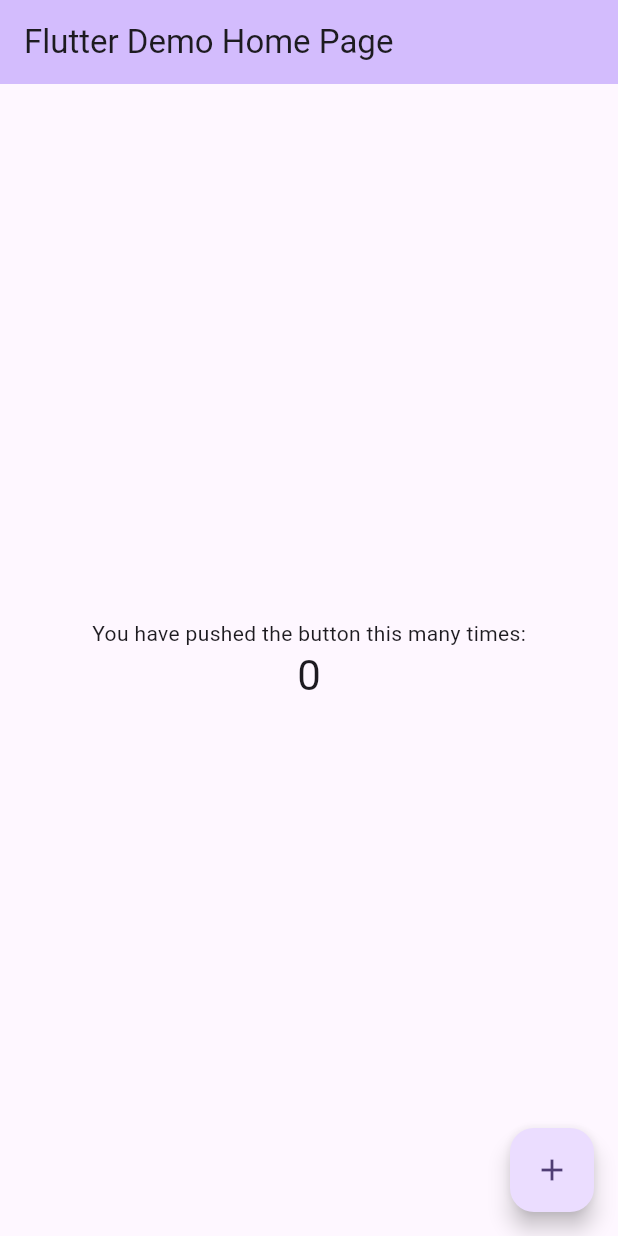
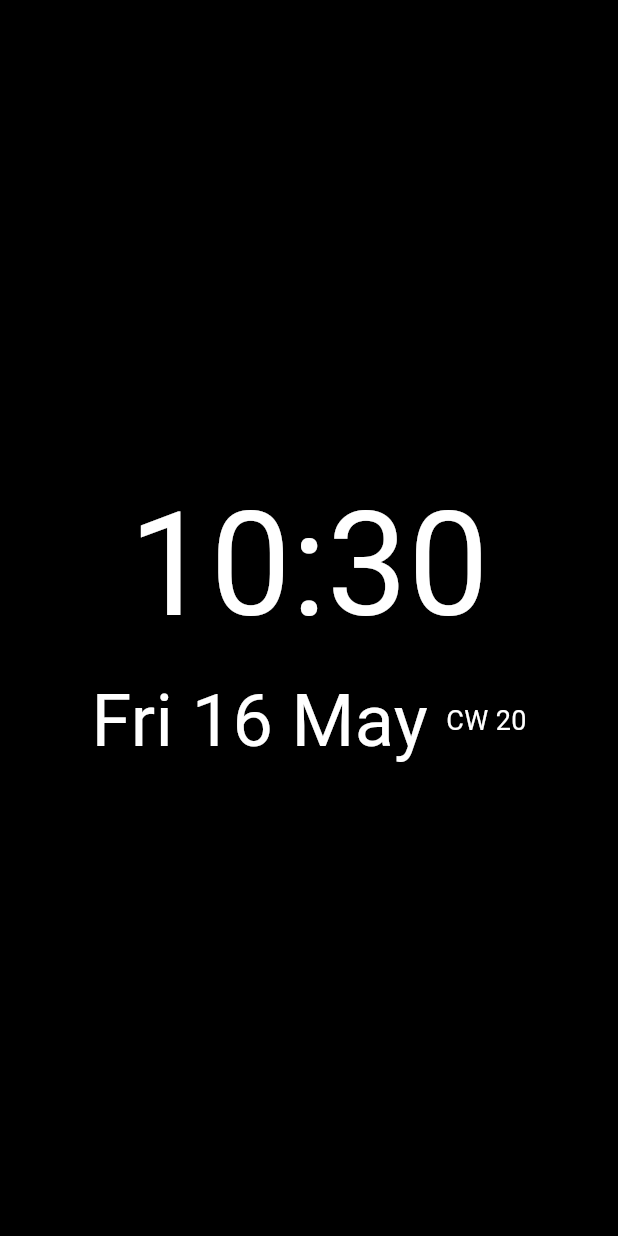
Before and after one commit to CarmineToriello95/clock_app_flutter, a Flutter app: the screen it shows after launch, on a phone screen of 412 x 824 dp. Run offline on Flutter 3.47's test engine with Material 3 defaults, Android fonts, the phone set to English and light mode, and no system bars; our stand-ins replace equatable, flutter_bloc, get_it, injectable.

Commit message:
Implemented the clock page

```diff
--- /dev/null
+++ b/lib/features/clock/presentation/pages/clock_page.dart
@@ -0,0 +1,62 @@
+import 'package:clock_app/di_config.dart';
+import 'package:clock_app/features/clock/presentation/cubit/clock_cubit.dart';
+import 'package:clock_app/features/clock/presentation/cubit/clock_cubit_state.dart';
+import 'package:flutter/material.dart';
+import 'package:flutter_bloc/flutter_bloc.dart';
+
+class ClockPage extends StatefulWidget {
+  const ClockPage({super.key});
+
+  @override
+  State<ClockPage> createState() => _ClockPageState();
+}
+
+class _ClockPageState extends State<ClockPage> {
+  late final ClockCubit _clockCubit;
+
+  @override
+  void initState() {
+    super.initState();
+    _clockCubit = getIt.get<ClockCubit>()..startClock();
+  }
+
+  @override
+  Widget build(BuildContext context) => Scaffold(
+    backgroundColor: Colors.black,
+    body: SafeArea(
+      child: BlocBuilder<ClockCubit, ClockCubitState>(
+        bloc: _clockCubit,
+        builder: (_, state) {
+          if (state is ClockPopulatedState) {
+            return Center(
+              child: Column(
+                mainAxisAlignment: MainAxisAlignment.center,
+                children: [
+                  Text(
+                    state.time,
+                    style: TextStyle(color: Colors.white, fontSize: 96),
+                  ),
+                  Row(
+                    mainAxisAlignment: MainAxisAlignment.center,
+                    crossAxisAlignment: CrossAxisAlignment.center,
+                    children: [
+                      Text(
+                        state.day,
+                        style: TextStyle(color: Colors.white, fontSize: 48),
+                      ),
+                      Text(
+                        'CW ${state.calendarWeek}',
+                        style: TextStyle(color: Colors.white, fontSize: 18),
+                      ),
+                    ],
+                  ),
+                ],
+              ),
+            );
+          }
+          return Center(child: CircularProgressIndicator());
+        },
+      ),
+    ),
+  );
+}
--- a/lib/main.dart
+++ b/lib/main.dart
@@ -1,6 +1,9 @@
+import 'package:clock_app/di_config.dart';
+import 'package:clock_app/features/clock/presentation/pages/clock_page.dart';
 import 'package:flutter/material.dart';
 
 void main() {
+  configureDependencies();
   runApp(const MyApp());
 }
 
@@ -9,114 +12,6 @@ class MyApp extends StatelessWidget {
 
   // This widget is the root of your application.
   @override
-  Widget build(BuildContext context) {
-    return MaterialApp(
-      title: 'Flutter Demo',
-      theme: ThemeData(
-        // This is the theme of your application.
-        //
-        // TRY THIS: Try running your application with "flutter run". You'll see
-        // the application has a purple toolbar. Then, without quitting the app,
-        // try changing the seedColor in the colorScheme below to Colors.green
-        // and then invoke "hot reload" (save your changes or press the "hot
-        // reload" button in a Flutter-supported IDE, or press "r" if you used
-        // the command line to start the app).
-        //
-        // Notice that the counter didn't reset back to zero; the application
-        // state is not lost during the reload. To reset the state, use hot
-        // restart instead.
-        //
-        // This works for code too, not just values: Most code changes can be
-        // tested with just a hot reload.
-        colorScheme: ColorScheme.fromSeed(seedColor: Colors.deepPurple),
-      ),
-      home: const MyHomePage(title: 'Flutter Demo Home Page'),
-    );
-  }
+  Widget build(BuildContext context) =>
+      MaterialApp(title: 'Flutter Demo', home: ClockPage());
 }
-
-class MyHomePage extends StatefulWidget {
-  const MyHomePage({super.key, required this.title});
-
-  // This widget is the home page of your application. It is stateful, meaning
-  // that it has a State object (defined below) that contains fields that affect
-  // how it looks.
-
-  // This class is the configuration for the state. It holds the values (in this
-  // case the title) provided by the parent (in this case the App widget) and
-  // used by the build method of the State. Fields in a Widget subclass are
-  // always marked "final".
-
-  final String title;
-
-  @override
-  State<MyHomePage> createState() => _MyHomePageState();
-}
-
-class _MyHomePageState extends State<MyHomePage> {
-  int _counter = 0;
-
-  void _incrementCounter() {
-    setState(() {
-      // This call to setState tells the Flutter framework that something has
-      // changed in this State, which causes it to rerun the build method below
-      // so that the display can reflect the updated values. If we changed
-      // _counter without calling setState(), then the build method would not be
-      // called again, and so nothing would appear to happen.
-      _counter++;
-    });
-  }
-
-  @override
-  Widget build(BuildContext context) {
-    // This method is rerun every time setState is called, for instance as done
-    // by the _incrementCounter method above.
-    //
-    // The Flutter framework has been optimized to make rerunning build methods
-    // fast, so that you can just rebuild anything that needs updating rather
-    // than having to individually change instances of widgets.
-    return Scaffold(
-      appBar: AppBar(
-        // TRY THIS: Try changing the color here to a specific color (to
-        // Colors.amber, perhaps?) and trigger a hot reload to see the AppBar
-        // change color while the other colors stay the same.
-        backgroundColor: Theme.of(context).colorScheme.inversePrimary,
-        // Here we take the value from the MyHomePage object that was created by
-        // the App.build method, and use it to set our appbar title.
-        title: Text(widget.title),
-      ),
-      body: Center(
-        // Center is a layout widget. It takes a single child and positions it
-        // in the middle of the parent.
-        child: Column(
-          // Column is also a layout widget. It takes a list of children and
-          // arranges them vertically. By default, it sizes itself to fit its
-          // children horizontally, and tries to be as tall as its parent.
-          //
-          // Column has various properties to control how it sizes itself and
-          // how it positions its children. Here we use mainAxisAlignment to
-          // center the children vertically; the main axis here is the vertical
-          // axis because Columns are vertical (the cross axis would be
-          // horizontal).
-          //
-          // TRY THIS: Invoke "debug painting" (choose the "Toggle Debug Paint"
-          // action in the IDE, or press "p" in the console), to see the
-          // wireframe for each widget.
-          mainAxisAlignment: MainAxisAlignment.center,
-          children: <Widget>[
-            const Text('You have pushed the button this many times:'),
-            Text(
-              '$_counter',
-              style: Theme.of(context).textTheme.headlineMedium,
-            ),
-          ],
-        ),
-      ),
-      floatingActionButton: FloatingActionButton(
-        onPressed: _incrementCounter,
-        tooltip: 'Increment',
-        child: const Icon(Icons.add),
-      ), // This trailing comma makes auto-formatting nicer for build methods.
-    );
-  }
-}
```
